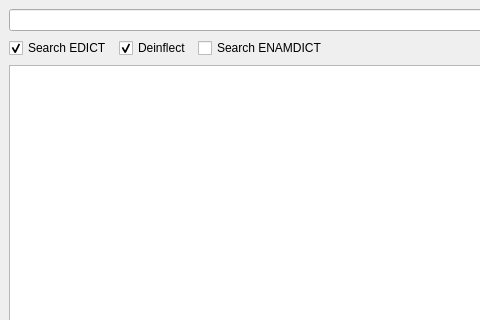
Before: the Qt Designer form searchedict/formbrowser.ui in qsantos/JapaNote, drawn with Qt 5; both pictures show x 0 to 480 and y 0 to 320 of the 1024 by 768 pixel window.
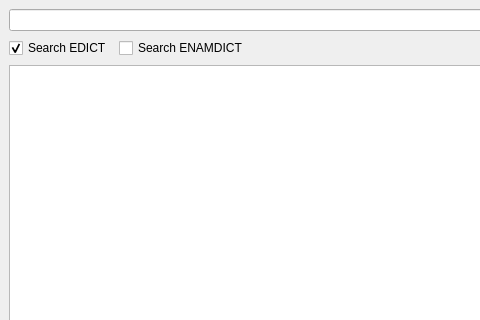
After: the same form once the commit is applied.

Commit message: Remove deinflection toggle

```diff
--- a/searchedict/formbrowser.ui
+++ b/searchedict/formbrowser.ui
@@ -44,16 +44,6 @@
         </property>
        </widget>
       </item>
-      <item>
-       <widget class="QCheckBox" name="enableDeinflection">
-        <property name="text">
-         <string>Deinflect</string>
-        </property>
-        <property name="checked">
-         <bool>true</bool>
-        </property>
-       </widget>
-      </item>
       <item>
        <widget class="QCheckBox" name="enableENAMDICT">
         <property name="text">
```
The commit also changes 3 other files.
